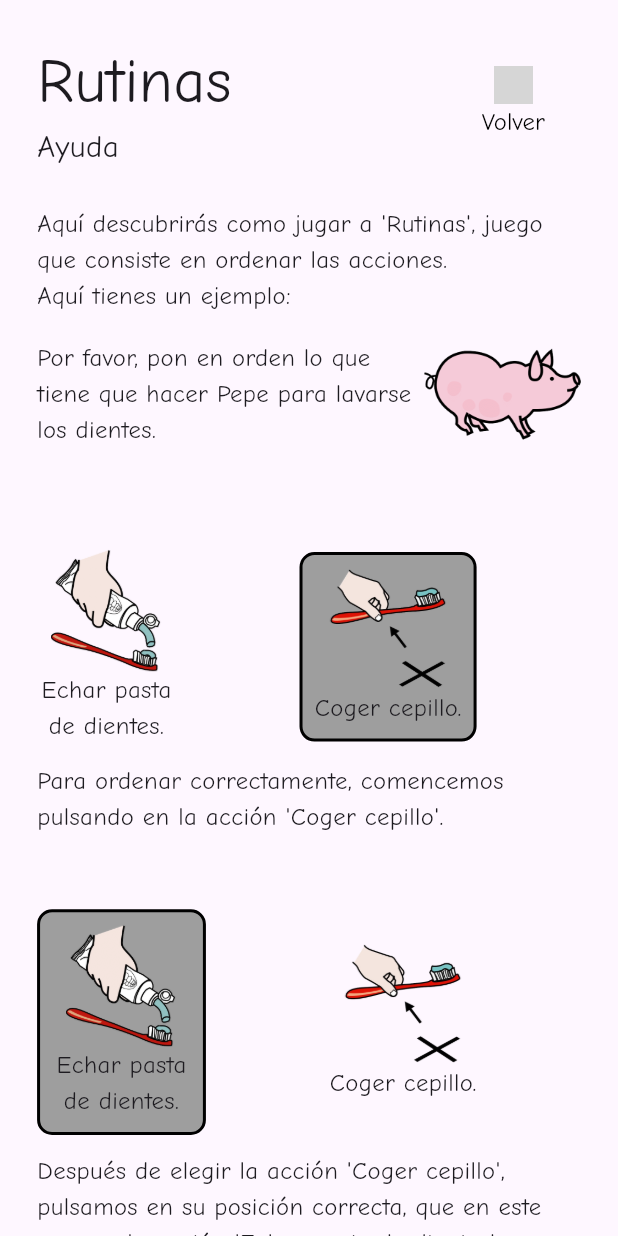
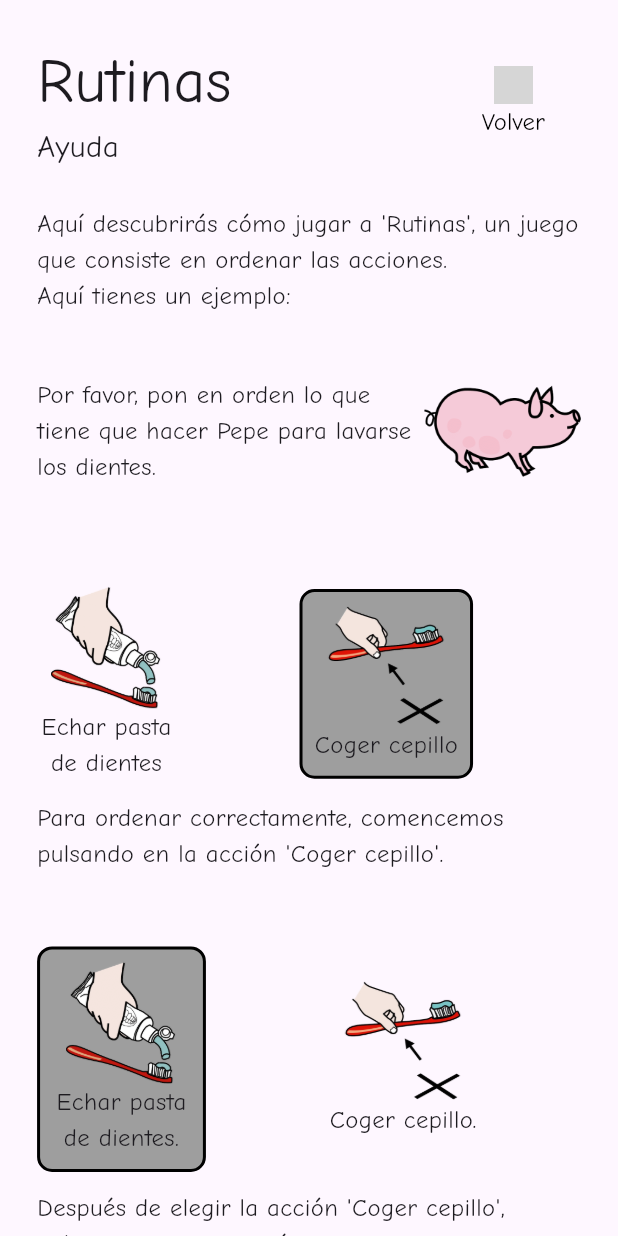
Before and after one commit to alonsodesansegundo/rutirse, a Flutter app: the Menu screen opened directly, after a tap on "Ayuda", on a phone screen of 412 x 824 dp. Run offline on Flutter 3.47's test engine with Material 3 defaults, Android fonts, the phone set to English and light mode, and no system bars; our stand-ins replace flutter_tts, sqflite; accounts and stored records are empty; grey boxes are pictures that could not be loaded.

Commit message:
Correciones de otrografía en textos

```diff
--- a/lib/main.dart
+++ b/lib/main.dart
@@ -70,10 +70,10 @@ class _MainState extends State<Main> {
                 SizedBox(height: espacioAlto), // Espacio entre los textos
                 // Explicación pantalla
                 Text(
-                  '¡Hola! A continuación puedes elegir entre una serie de juegos, con '
-                  'ellos tenemos como objetivo ayudarte a mejorar '
-                  'en diferentes situaciones que puedes encontrarte en tu día a día.\n'
-                  '¡Esperamos haberlo logrado y que puedas disfrutar de esta experiencia!',
+                  '¡Hola! A continuación, puedes elegir entre una serie de juegos. '
+                  'Con ellos, tenemos como objetivo ayudarte a mejorar en diferentes '
+                  'situaciones que puedes encontrarte en tu día a día.\n¡Esperamos haberlo '
+                  'logrado y que disfrutes de esta experiencia!',
                   style: TextStyle(
                     fontFamily: 'ComicNeue',
                     fontSize: textSize,
--- a/lib/screens/rutinas/ayuda.dart
+++ b/lib/screens/rutinas/ayuda.dart
@@ -108,8 +108,8 @@ class _AyudaState extends State<Ayuda> {
                   children: [
                     Expanded(
                       child: Text(
-                        'Aquí descubrirás como jugar a \'Rutinas\', '
-                        'juego que consiste en ordenar las acciones. '
+                        'Aquí descubrirás cómo jugar a \'Rutinas\', '
+                        'un juego que consiste en ordenar las acciones. '
                         '\nAquí tienes un ejemplo:',
                         style: TextStyle(
                           fontFamily: 'ComicNeue',
@@ -119,6 +119,7 @@ class _AyudaState extends State<Ayuda> {
                     )
                   ],
                 ),
+                SizedBox(height: espacioAlto),
                 Row(
                   children: [
                     Expanded(
@@ -150,7 +151,7 @@ class _AyudaState extends State<Ayuda> {
                           width: imgWidth,
                         ),
                         Text(
-                          'Echar pasta \nde dientes.',
+                          'Echar pasta \nde dientes',
                           textAlign: TextAlign.center,
                           style: TextStyle(
                             fontFamily: 'ComicNeue',
@@ -179,7 +180,7 @@ class _AyudaState extends State<Ayuda> {
                             width: imgWidth,
                           ),
                           Text(
-                            'Coger cepillo.',
+                            'Coger cepillo',
                             textAlign: TextAlign.center,
                             style: TextStyle(
                               fontFamily: 'ComicNeue',
@@ -258,7 +259,7 @@ class _AyudaState extends State<Ayuda> {
                 Text(
                   'Después de elegir la acción \'Coger cepillo\', '
                   'pulsamos en su posición correcta, '
-                  'que en este caso es la acción \'Echar pasta de dientes\'.',
+                  'que en este caso es la que ocupa la acción \'Echar pasta de dientes\'.',
                   style: TextStyle(
                     fontFamily: 'ComicNeue',
                     fontSize: textSize,
@@ -309,8 +310,15 @@ class _AyudaState extends State<Ayuda> {
                 ),
                 SizedBox(height: espacioAlto / 2), // Espacio entre los textos
                 Text(
-                  'Ahora las acciones están en el orden correcto.'
-                  '\n¡Muchas gracias por tu atención!',
+                  'Después de intercambiar las acciones de posición, ahora se encuentran en el orden correcto.',
+                  style: TextStyle(
+                    fontFamily: 'ComicNeue',
+                    fontSize: textSize,
+                  ),
+                ),
+                SizedBox(height: espacioAlto),
+                Text(
+                  'Esperamos que esta ayuda te haya sido de utlidad.\n¡Muchas gracias por tu atención!',
                   style: TextStyle(
                     fontFamily: 'ComicNeue',
                     fontSize: textSize,
@@ -462,9 +470,8 @@ class _AyudaState extends State<Ayuda> {
         title: '¡Genial!',
         titleSize: titleSize,
         content:
-            "Has acabado de ver la explicación de cómo jugar al juego 'Rutinas'.\n"
-            "Si ya estás preparado para empezar a jugar, volverás al menú principal.\n"
-            "Si todavía no te sientes preparado, no te preocupes, puedes seguir viendo la explicación de como jugar.",
+            "Si ya estás preparado para empezar a jugar, volverás al menú principal de \'Rutinas\'.\n"
+            "Si todavía no te sientes preparado, no te preocupes, puedes seguir viendo la explicación de cómo jugar.",
         contentSize: textSize,
         leftImageTextButton: btnSeguirAyuda,
         rightImageTextButton: btnSalirAyudaFromHome,
@@ -475,9 +482,8 @@ class _AyudaState extends State<Ayuda> {
         title: '¡Genial!',
         titleSize: titleSize,
         content:
-            "Has acabado de ver la explicación de cómo jugar al juego 'Rutinas'.\n"
             "Si ya estás preparado para empezar a jugar, antes debes de indicarnos tu nombre y grupo.\n"
-            "Si todavía no te sientes preparado, no te preocupes, puedes seguir viendo la explicación de como jugar.",
+            "Si todavía no te sientes preparado, no te preocupes, puedes seguir viendo la explicación de cómo jugar.",
         contentSize: textSize,
         leftImageTextButton: btnJugar,
         rightImageTextButton: btnSeguirAyuda,
--- a/lib/screens/rutinas/homeRutinas.dart
+++ b/lib/screens/rutinas/homeRutinas.dart
@@ -90,7 +90,7 @@ class _HomeRutinasState extends State<HomeRutinas> {
                 SizedBox(height: espacioAlto), // Espacio entre los textos
                 // Explicación pantalla
                 Text(
-                  'Antes de empezar, ¿puedes decirnos tu nombre y de qué grupo eres? '
+                  'Antes de empezar, ¿puedes decirnos tu nombre y a qué grupo perteneces? '
                   'Esto nos va a ayudar a seguir tu progreso. '
                   '¡Muchas gracias!',
                   style: TextStyle(
--- a/lib/screens/rutinas/menu.dart
+++ b/lib/screens/rutinas/menu.dart
@@ -178,7 +178,7 @@ class _MenuState extends State<Menu> {
         title: 'Aviso',
         titleSize: titleSize,
         content:
-            "¿Estás seguro de que deseas salir del menú del juego 'Rutinas'? "
+            "¿Estás seguro de que deseas salir del menú del juego 'Rutinas'?\n"
             "De esta manera volverás a la pantalla principal de la aplicación.",
         contentSize: textSize,
         leftImageTextButton: btnSeguir,
```
